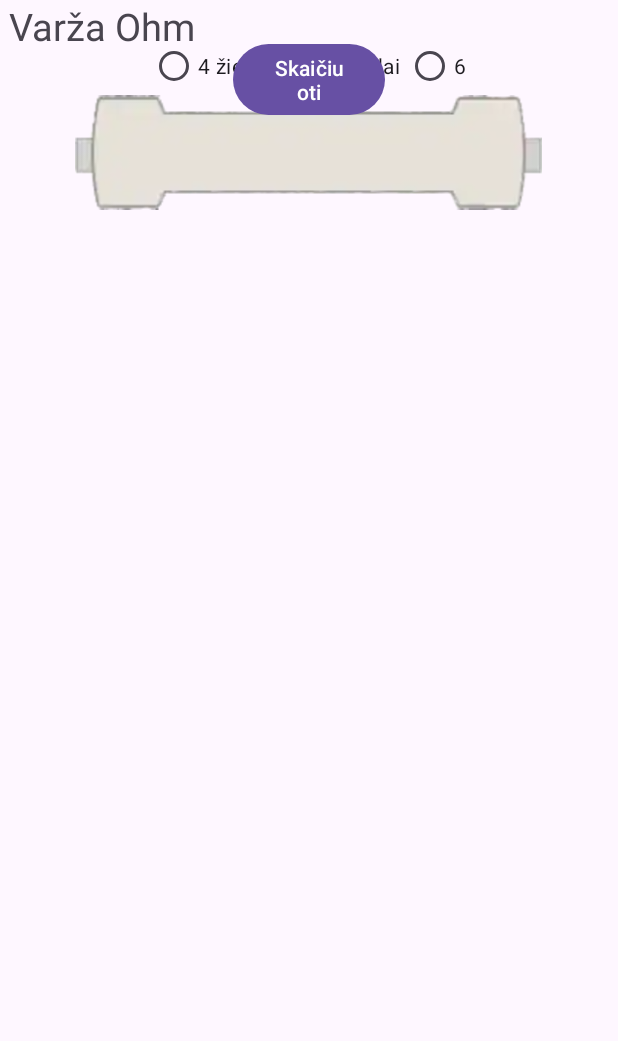
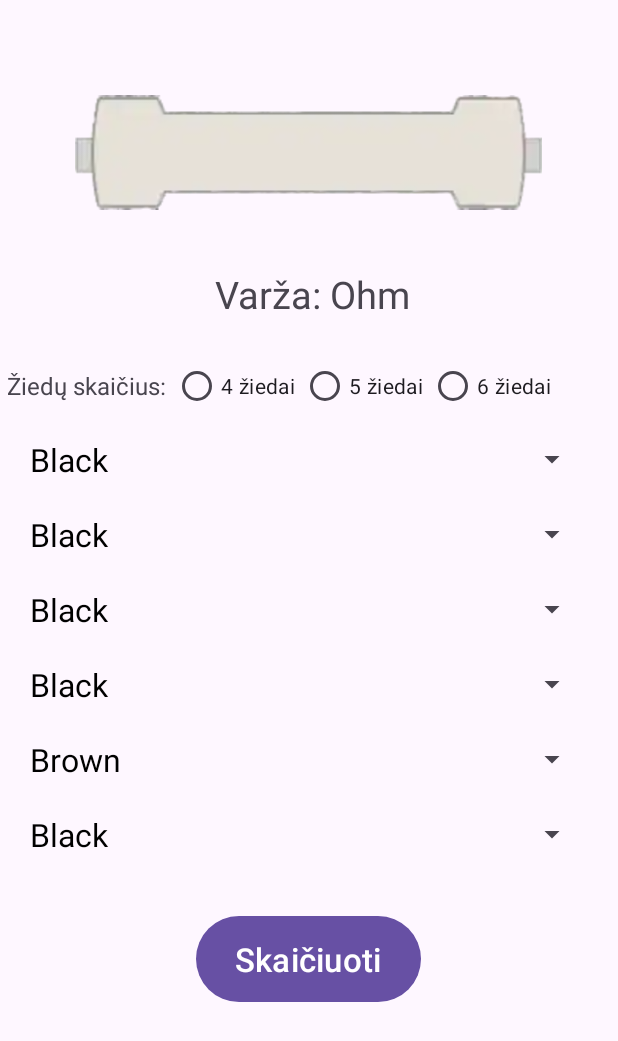
Before and after one commit to adoringdo/AppProject2024, an Android app: the screen it shows after launch (MainActivity), on a phone screen of 412 x 824 dp. Shown: the top 1041 px of the screen. Run offline under Robolectric (Android 15) with nearby library versions, the phone set to English and light mode, and no system bars.

Commit message:
add basic layout,spinners

```diff
--- a/app/src/main/java/com/example/apppojektas/MainActivity.java
+++ b/app/src/main/java/com/example/apppojektas/MainActivity.java
@@ -8,6 +8,13 @@ import androidx.core.graphics.Insets;
 import androidx.core.view.ViewCompat;
 import androidx.core.view.WindowInsetsCompat;
 
+import androidx.appcompat.app.AppCompatActivity;
+import android.os.Bundle;
+import android.view.View;
+import android.widget.AdapterView;
+import android.widget.ArrayAdapter;
+import android.widget.Spinner;
+import android.widget.Toast;
 public class MainActivity extends AppCompatActivity {
 
     @Override
@@ -20,5 +27,43 @@ public class MainActivity extends AppCompatActivity {
             v.setPadding(systemBars.left, systemBars.top, systemBars.right, systemBars.bottom);
             return insets;
         });
+
+        //Label A select
+        Spinner spinnerLabelA=findViewById(R.id.labelASelect);
+        ArrayAdapter<CharSequence>adapterABC=ArrayAdapter.createFromResource(this, R.array.labelABC_list, R.layout.spinner_layout_style);
+        adapterABC.setDropDownViewResource(R.layout.spinner_dropdown_style);
+        spinnerLabelA.setAdapter(adapterABC);
+
+        //Label B select
+        Spinner spinnerLabelB=findViewById(R.id.labelBSelect);
+        //ArrayAdapter<CharSequence>adapter=ArrayAdapter.createFromResource(this, R.array.labelABC_list, android.R.layout.simple_spinner_item);
+        adapterABC.setDropDownViewResource(R.layout.spinner_dropdown_style);
+        spinnerLabelB.setAdapter(adapterABC);
+
+        //Label C select
+        Spinner spinnerLabelC=findViewById(R.id.labelCSelect);
+        //ArrayAdapter<CharSequence>adapter=ArrayAdapter.createFromResource(this, R.array.labelABC_list, android.R.layout.simple_spinner_item);
+        adapterABC.setDropDownViewResource(R.layout.spinner_dropdown_style);
+        spinnerLabelC.setAdapter(adapterABC);
+
+        //Label D select
+        Spinner spinnerLabelD=findViewById(R.id.labelDSelect);
+        ArrayAdapter<CharSequence>adapterD=ArrayAdapter.createFromResource(this, R.array.labelD_list, R.layout.spinner_layout_style);
+        adapterD.setDropDownViewResource(R.layout.spinner_dropdown_style);
+        spinnerLabelD.setAdapter(adapterD);
+
+        //Label E select
+        Spinner spinnerLabelE=findViewById(R.id.labelESelect);
+        ArrayAdapter<CharSequence>adapterE=ArrayAdapter.createFromResource(this, R.array.labelE_list, R.layout.spinner_layout_style);
+        adapterE.setDropDownViewResource(R.layout.spinner_dropdown_style);
+        spinnerLabelE.setAdapter(adapterE);
+
+        //Label PPM select
+        Spinner spinnerLabelPpm=findViewById(R.id.labelPpmSelect);
+        ArrayAdapter<CharSequence>adapterPpm=ArrayAdapter.createFromResource(this, R.array.labelPpm_list, R.layout.spinner_layout_style);
+        adapterPpm.setDropDownViewResource(R.layout.spinner_dropdown_style);
+        spinnerLabelPpm.setAdapter(adapterPpm);
+
+
     }
 }
--- a/app/src/main/res/layout/activity_main.xml
+++ b/app/src/main/res/layout/activity_main.xml
@@ -5,95 +5,150 @@
     android:id="@+id/main"
     android:layout_width="match_parent"
     android:layout_height="match_parent"
+    android:padding="15dp"
     tools:context=".MainActivity">
 
+    <ImageView
+        android:id="@+id/resistorBaseImg"
+        android:layout_width="311dp"
+        android:layout_height="103dp"
+        android:layout_marginTop="50dp"
+        android:layout_centerHorizontal="true"
+        android:layout_marginBottom="25dp"
+        android:layout_alignParentTop="true"
+        app:srcCompat="@drawable/resistor_base" />
+
     <TextView
-        android:id="@+id/textView"
+        android:id="@+id/powerText"
         android:layout_width="wrap_content"
         android:layout_height="wrap_content"
-        android:layout_marginEnd="188dp"
-        android:layout_marginBottom="508dp"
-        android:text=" Varža Ohm"
+        android:layout_marginEnd="0dp"
+        android:layout_marginBottom="20dp"
+        android:text=" Varža: Ohm"
         android:textSize="25sp"
-        app:layout_constraintBottom_toBottomOf="parent"
-        app:layout_constraintEnd_toEndOf="parent"
-        app:layout_constraintHorizontal_bias="0.494"
-        app:layout_constraintStart_toStartOf="parent" />
+        android:gravity="center"
+        android:layout_centerHorizontal="true"
+        android:layout_below="@+id/resistorBaseImg"
+        />
+
+
+    <LinearLayout
+        android:id="@+id/bandNrLayout"
+        android:layout_width="match_parent"
+        android:layout_height="wrap_content"
+        android:layout_below="@+id/powerText"
+        android:layout_marginTop="0dp"
+        android:orientation="horizontal">
+
+
+        <TextView
+            android:id="@+id/bandNrText"
+            android:layout_width="115dp"
+            android:layout_height="match_parent"
+            android:layout_weight="0"
+            android:ems="10"
+            android:gravity="center"
+            android:text="Žiedų skaičius:"
+            android:textSize="16sp" />
 
         <RadioGroup
             android:id="@+id/radioGroup"
-        android:layout_width="366dp"
+            android:layout_width="match_parent"
             android:layout_height="48dp"
-        android:layout_marginStart="100dp"
-        android:layout_marginTop="20dp"
-        android:layout_marginEnd="100dp"
-        android:orientation="horizontal"
-        app:layout_constraintEnd_toEndOf="parent"
-        app:layout_constraintHorizontal_bias="0.503"
-        app:layout_constraintStart_toStartOf="parent"
-        app:layout_constraintTop_toBottomOf="@+id/textView">
-
-        <EditText
-            android:id="@+id/editTextText"
-            android:layout_width="wrap_content"
-            android:layout_height="wrap_content"
-            android:layout_weight="1"
-            android:ems="10"
-            android:inputType="text"
-            android:text="Žiedų skaičius:"
-            android:textSize="15sp" />
+            android:layout_marginStart="0dp"
+            android:layout_marginTop="0dp"
+            android:layout_marginEnd="0dp"
+            android:orientation="horizontal">
 
             <RadioButton
-            android:id="@+id/band4radioButton"
+                android:id="@+id/band4RadioBtn"
                 android:layout_width="85dp"
-            android:layout_height="wrap_content"
+                android:layout_height="match_parent"
                 android:text="4 žiedai" />
 
             <RadioButton
-            android:id="@+id/band5radioButton2"
+                android:id="@+id/band5RadioBtn"
                 android:layout_width="85dp"
-            android:layout_height="wrap_content"
+                android:layout_height="match_parent"
                 android:text="5 žiedai" />
 
             <RadioButton
-            android:id="@+id/band6radioButton3"
+                android:id="@+id/band6RadioBtn"
                 android:layout_width="85dp"
-            android:layout_height="wrap_content"
+                android:layout_height="match_parent"
                 android:text="6 žiedai" />
 
         </RadioGroup>
 
-    <ImageView
-        android:id="@+id/imageView2"
-        android:layout_width="311dp"
-        android:layout_height="103dp"
-        android:layout_marginStart="50dp"
-        android:layout_marginTop="50dp"
-        android:layout_marginEnd="50dp"
-        android:layout_marginBottom="25dp"
-        app:layout_constraintBottom_toTopOf="@+id/textView"
-        app:layout_constraintEnd_toEndOf="parent"
-        app:layout_constraintStart_toStartOf="parent"
-        app:layout_constraintTop_toTopOf="parent"
-        app:srcCompat="@drawable/resistor_base" />
+    </LinearLayout>
 
+    <LinearLayout
+        android:id="@+id/selectBtnLayout"
+        android:layout_width="match_parent"
+        android:layout_height="match_parent"
+        android:layout_below="@+id/bandNrLayout"
+        android:gravity="center_horizontal"
+        android:paddingRight="20dp"
+        android:paddingLeft="20dp"
+        android:orientation="vertical">
 
+        <Spinner
+            android:id="@+id/labelASelect"
+            android:layout_width="match_parent"
+            android:layout_height="wrap_content"
+            android:layout_marginTop="0dp"
+            android:layout_marginBottom="0dp"
+            android:minHeight="50dp"/>
 
+        <Spinner
+            android:id="@+id/labelBSelect"
+            android:layout_width="match_parent"
+            android:layout_height="wrap_content"
+            android:layout_marginTop="0dp"
+            android:layout_marginBottom="0dp"
+            android:minHeight="50dp"/>
+
+        <Spinner
+            android:id="@+id/labelCSelect"
+            android:layout_width="match_parent"
+            android:layout_height="wrap_content"
+            android:layout_marginTop="0dp"
+            android:layout_marginBottom="0dp"
+            android:minHeight="50dp"/>
+
+        <Spinner
+            android:id="@+id/labelDSelect"
+            android:layout_width="match_parent"
+            android:layout_height="wrap_content"
+            android:layout_marginTop="0dp"
+            android:layout_marginBottom="0dp"
+            android:minHeight="50dp"/>
+
+        <Spinner
+            android:id="@+id/labelESelect"
+            android:layout_width="match_parent"
+            android:layout_height="wrap_content"
+            android:layout_marginTop="0dp"
+            android:layout_marginBottom="0dp"
+            android:minHeight="50dp"/>
+
+        <Spinner
+            android:id="@+id/labelPpmSelect"
+            android:layout_width="match_parent"
+            android:layout_height="wrap_content"
+            android:layout_marginTop="0dp"
+            android:layout_marginBottom="0dp"
+            android:minHeight="50dp"/>
 
         <Button
-        android:id="@+id/button5"
-        android:layout_width="wrap_content"
-        android:layout_height="wrap_content"
-        android:layout_marginStart="155dp"
+            android:id="@+id/calculateBtn"
+            android:layout_width="150dp"
+            android:layout_height="65dp"
             android:layout_marginTop="25dp"
-        android:layout_marginEnd="155dp"
             android:layout_marginBottom="35dp"
             android:text="Skaičiuoti"
-        app:layout_constraintBottom_toBottomOf="parent"
-        app:layout_constraintEnd_toEndOf="parent"
-        app:layout_constraintHorizontal_bias="1.0"
-        app:layout_constraintStart_toStartOf="parent"
-        app:layout_constraintTop_toBottomOf="@+id/radioGroup"
-        app:layout_constraintVertical_bias="0.0" />
+            android:textSize="22sp"
+            android:visibility="visible" />
+    </LinearLayout>
 
 </RelativeLayout>
--- /dev/null
+++ b/app/src/main/res/layout/spinner_dropdown_style.xml
@@ -0,0 +1,12 @@
+<?xml version="1.0" encoding="utf-8"?>
+<TextView xmlns:android="http://schemas.android.com/apk/res/android"
+    android:id="@+id/spinnerStyle"
+    android:layout_width="match_parent"
+    android:layout_height="wrap_content"
+    android:textColor="#000000"
+    android:textSize="21sp"
+    android:paddingTop="4dp"
+    android:paddingBottom="4dp"
+    android:paddingStart="12dp"
+    android:paddingEnd="2dp"
+    />
--- /dev/null
+++ b/app/src/main/res/layout/spinner_layout_style.xml
@@ -0,0 +1,9 @@
+<?xml version="1.0" encoding="utf-8"?>
+<TextView xmlns:android="http://schemas.android.com/apk/res/android"
+    android:id="@+id/spinnerStyle"
+    android:layout_width="match_parent"
+    android:layout_height="wrap_content"
+    android:textColor="#000000"
+    android:textSize="21sp"
+
+    />
--- a/app/src/main/res/values/arrays.xml
+++ b/app/src/main/res/values/arrays.xml
@@ -1,6 +1,6 @@
 <?xml version="1.0" encoding="utf-8"?>
 <resources>
-    <string-array name="labelA_list" >
+    <string-array name="labelABC_list" >
         <item>Black</item>
         <item>Brown</item>
         <item>Red</item>
@@ -13,6 +13,46 @@
         <item>White</item>
     </string-array>
 
+    <string-array name="labelD_list" >
+        <item>Black</item>
+        <item>Brown</item>
+        <item>Red</item>
+        <item>Orange</item>
+        <item>Yellow</item>
+        <item>Green</item>
+        <item>Blue</item>
+        <item>Violet</item>
+        <item>Grey</item>
+        <item>White</item>
+        <item>Gold</item>
+        <item>Silver</item>
+    </string-array>
+
+    <string-array name="labelE_list" >
+        <item>Brown</item>
+        <item>Red</item>
+        <item>Orange</item>
+        <item>Yellow</item>
+        <item>Green</item>
+        <item>Blue</item>
+        <item>Violet</item>
+        <item>Grey</item>
+        <item>Gold</item>
+        <item>Silver</item>
+    </string-array>
+
+    <string-array name="labelPpm_list" >
+        <item>Black</item>
+        <item>Brown</item>
+        <item>Red</item>
+        <item>Orange</item>
+        <item>Yellow</item>
+        <item>Green</item>
+        <item>Blue</item>
+        <item>Violet</item>
+        <item>Grey</item>
+    </string-array>
+
 
 
 </resources>
```
Lines whose indentation alone changed are shown as unchanged.
